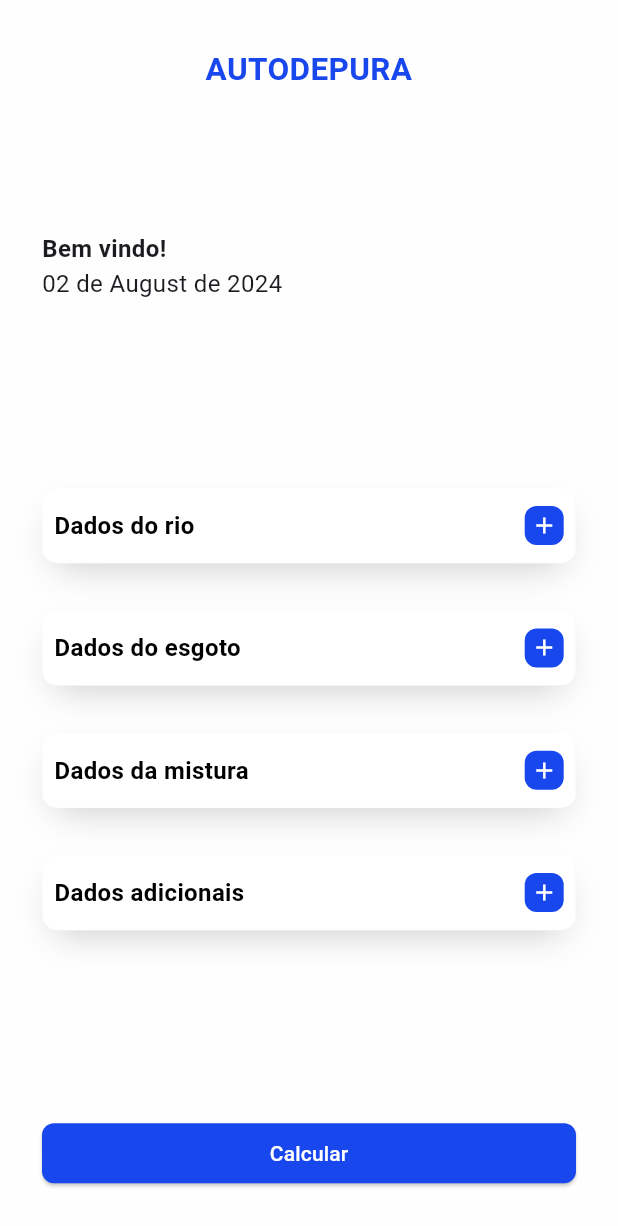
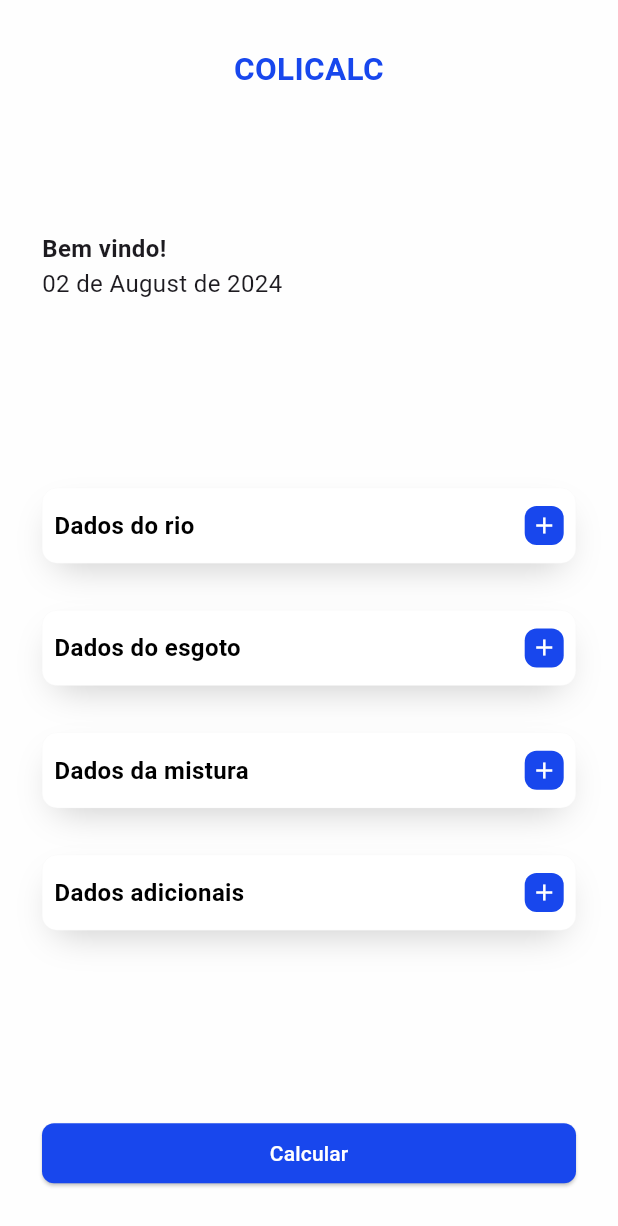
Before and after one commit to jvictorpdl/ColiCalc-mobile, a Flutter app: the screen it shows after launch, on a phone screen of 412 x 824 dp. Shown: the top 1226 px of the screen. Run offline on Flutter 3.47's test engine with Material 3 defaults, Android fonts, the phone set to English and light mode, and no system bars; our stand-ins replace bloc, fl_chart, flutter_bloc, freezed_annotation, get_it.

Commit message:
identificacao colicalc

```diff
--- a/lib/main.dart
+++ b/lib/main.dart
@@ -15,7 +15,7 @@ class MyApp extends StatelessWidget {
   @override
   Widget build(BuildContext context) {
     return MaterialApp(
-      title: 'Auto Depura',
+      title: 'ColiCalc',
       locale: const Locale("pt-BR"),
       onGenerateRoute: Routes.onGenerateRoute,
       initialRoute: "/home",
--- a/lib/ui/widgets/app_title.dart
+++ b/lib/ui/widgets/app_title.dart
@@ -11,7 +11,7 @@ class AppTitle extends StatelessWidget {
     return Container(
       alignment: Alignment.center,
       child: Text(
-        "AUTODEPURA",
+        "COLICALC",
         style: AppTextStyles.h1.copyWith(
           fontWeight: FontWeight.bold,
         ),
```
